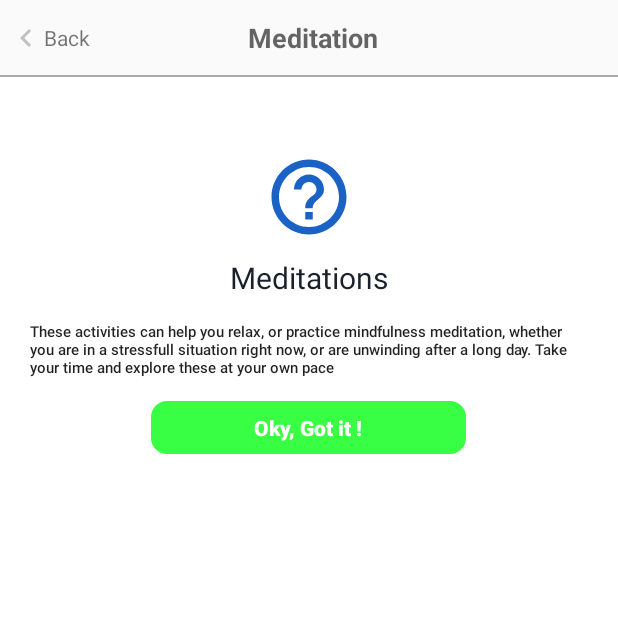
After one commit to prasadkrn83/Serenidad, an Android app: the MeditationHelpActivity screen opened directly, with no data from a screen before it, on a phone screen of 412 x 824 dp, the top half of it. The commit adds this screen. Run offline under Robolectric (Android 15) with nearby library versions, the phone set to English and light mode, and no system bars.

Commit message:
added help screen for Meditation

```diff
--- a/Serenidad/app/src/main/AndroidManifest.xml
+++ b/Serenidad/app/src/main/AndroidManifest.xml
@@ -12,7 +12,10 @@
         android:roundIcon="@mipmap/ic_launcher_round"
         android:supportsRtl="true"
         android:theme="@style/AppTheme">
-        <activity android:name=".MeditationSelectionActivity"
+        <activity android:name=".MeditationHelpActivity"
+            android:theme="@style/AppTheme.NoActionBar"></activity>
+        <activity
+            android:name=".MeditationSelectionActivity"
             android:theme="@style/AppTheme.NoActionBar">
             <intent-filter>
                 <action android:name="android.intent.action.MAIN" />
@@ -22,10 +25,8 @@
         </activity>
         <activity
             android:name=".MeditationActivity"
-            android:theme="@style/AppTheme.NoActionBar">
-
-        </activity>
-        <activity android:name=".ProgressThoughtLogActivity"></activity>
+            android:theme="@style/AppTheme.NoActionBar"></activity>
+        <activity android:name=".ProgressThoughtLogActivity" />
         <activity android:name=".MainActivity" />
         <activity android:name=".ThankfulDiary" />
         <activity android:name=".ThankfulDiaryHelpActivity" />
--- a/Serenidad/app/src/main/java/com/serenidad/MeditationActivity.java
+++ b/Serenidad/app/src/main/java/com/serenidad/MeditationActivity.java
@@ -1,8 +1,11 @@
 package com.serenidad;
 
+import android.content.Intent;
 import android.media.MediaPlayer;
 import android.os.Handler;
 import android.os.Message;
+import android.support.v4.app.FragmentManager;
+import android.support.v4.app.FragmentTransaction;
 import android.support.v7.app.AppCompatActivity;
 import android.os.Bundle;
 import android.util.Log;
@@ -20,6 +23,7 @@ public class MeditationActivity extends AppCompatActivity {
     TextView elapsedTimeLabel;
     TextView remainingTimeLabel;
     ImageButton actionBarBack;
+    ImageButton actionBarForward;
     TextView actionBarBack1;
     MediaPlayer mp;
     int totalTime;
@@ -34,7 +38,34 @@ public class MeditationActivity extends AppCompatActivity {
         remainingTimeLabel = (TextView) findViewById(R.id.remainingTimeLabel);
         actionBarBack = findViewById(R.id.action_bar_back);
         actionBarBack1 = findViewById(R.id.action_bar_back1);
+        actionBarForward = findViewById(R.id.action_bar_forward);
         // Media Player
+
+        actionBarBack.setOnClickListener(new View.OnClickListener() {
+            @Override
+            public void onClick(View v) {
+                Log.d("OnClick pressed", "onbackpressed");
+                onBackPressed();
+            }
+        });
+
+        actionBarBack1.setOnClickListener(new View.OnClickListener() {
+            @Override
+            public void onClick(View v) {
+                onBackPressed();
+            }
+        });
+
+        actionBarForward.setOnClickListener(new View.OnClickListener() {
+
+            @Override
+            public void onClick(View v) {
+                Log.d("Fragment Called", "onclick of meditation");
+                Intent intent = new Intent(getApplicationContext(),MeditationHelpActivity.class);
+                startActivity(intent);
+            }
+        });
+
         int i = getIntent().getIntExtra("meditation",1);
         switch (i){
             case 1: mp = MediaPlayer.create(this, R.raw.dilbar); break;
@@ -158,20 +189,7 @@ public class MeditationActivity extends AppCompatActivity {
             playBtn.setBackgroundResource(R.drawable.play);
         }
 
-        actionBarBack.setOnClickListener(new View.OnClickListener() {
-            @Override
-            public void onClick(View v) {
-                Log.d("OnClick pressed", "onbackpressed");
-                onBackPressed();
-            }
-        });
 
-        actionBarBack1.setOnClickListener(new View.OnClickListener() {
-            @Override
-            public void onClick(View v) {
-                onBackPressed();
-            }
-        });
     }
     @Override
     public void onBackPressed()
--- /dev/null
+++ b/Serenidad/app/src/main/java/com/serenidad/MeditationHelpActivity.java
@@ -0,0 +1,52 @@
+package com.serenidad;
+
+import android.support.v7.app.AppCompatActivity;
+import android.os.Bundle;
+import android.util.Log;
+import android.view.View;
+import android.widget.Button;
+import android.widget.ImageButton;
+import android.widget.TextView;
+
+public class MeditationHelpActivity extends AppCompatActivity {
+    ImageButton actionBarBack;
+    TextView actionBarBack1;
+    Button buttonOk;
+
+    @Override
+    protected void onCreate(Bundle savedInstanceState) {
+        super.onCreate(savedInstanceState);
+        setContentView(R.layout.activity_meditation_help);
+        actionBarBack = findViewById(R.id.action_bar_back);
+        actionBarBack1 = findViewById(R.id.action_bar_back1);
+        buttonOk = findViewById(R.id.btn_help_got);
+        actionBarBack.setOnClickListener(new View.OnClickListener() {
+            @Override
+            public void onClick(View v) {
+                onBackPressed();
+            }
+        });
+
+        actionBarBack1.setOnClickListener(new View.OnClickListener() {
+            @Override
+            public void onClick(View v) {
+                onBackPressed();
+            }
+        });
+        buttonOk.setOnClickListener(new View.OnClickListener() {
+            @Override
+            public void onClick(View v) {
+                onBackPressed();
+            }
+        });
+
+    }
+
+    @Override
+    public void onBackPressed()
+    {
+        Log.d("OnBackPressed Called", "inside onbackpressed");
+        // code here to show dialog
+        super.onBackPressed();  // optional depending on your needs
+    }
+}
--- a/Serenidad/app/src/main/java/com/serenidad/MeditationSelectionActivity.java
+++ b/Serenidad/app/src/main/java/com/serenidad/MeditationSelectionActivity.java
@@ -11,6 +11,7 @@ import android.widget.TextView;
 public class MeditationSelectionActivity extends AppCompatActivity {
     ImageButton actionBarBack;
     TextView actionBarBack1;
+    ImageButton actionBarForward;
     @Override
     protected void onCreate(Bundle savedInstanceState) {
         super.onCreate(savedInstanceState);
@@ -29,6 +30,17 @@ public class MeditationSelectionActivity extends AppCompatActivity {
             @Override
             public void onClick(View v) {
                 onBackPressed();
+            }
+        });
+
+        actionBarForward = findViewById(R.id.action_bar_forward);
+        actionBarForward.setOnClickListener(new View.OnClickListener() {
+
+            @Override
+            public void onClick(View v) {
+                Log.d("Fragment Called", "onclick of meditation");
+                Intent intent = new Intent(getApplicationContext(),MeditationHelpActivity.class);
+                startActivity(intent);
             }
         });
     }
--- /dev/null
+++ b/Serenidad/app/src/main/res/layout/activity_meditation_help.xml
@@ -0,0 +1,151 @@
+<?xml version="1.0" encoding="utf-8"?>
+<LinearLayout xmlns:android="http://schemas.android.com/apk/res/android"
+    xmlns:app="http://schemas.android.com/apk/res-auto"
+    xmlns:tools="http://schemas.android.com/tools"
+    android:layout_width="match_parent"
+    android:layout_height="match_parent"
+    android:orientation="vertical"
+    >
+    <!--tools:context=".help_a"-->
+    <LinearLayout
+
+        android:layout_width="match_parent"
+        android:layout_height="50dp"
+        android:orientation="horizontal">
+
+        <LinearLayout
+            android:gravity="center"
+            android:id="@+id/liner_back"
+            android:layout_width="wrap_content"
+            android:layout_height="match_parent">
+
+            <ImageButton
+                android:layout_marginLeft="5dp"
+                android:layout_width="wrap_content"
+                android:layout_height="match_parent"
+                android:src="@drawable/ic_chevron_left_black_24dp"
+                android:background="@android:color/transparent"
+                android:id="@+id/action_bar_back"
+                />
+
+            <TextView
+                android:id="@+id/action_bar_back1"
+                android:layout_width="wrap_content"
+                android:layout_height="match_parent"
+                android:gravity="center_vertical"
+                android:background="@android:color/transparent"
+                android:text="Back"
+
+                />
+
+
+        </LinearLayout>
+
+
+        <TextView
+            android:layout_gravity="center"
+            android:layout_width="wrap_content"
+            android:layout_height="wrap_content"
+            android:text="Meditation"
+            android:gravity="center_horizontal"
+            android:layout_marginRight="20dp"
+            android:textAppearance="?android:attr/textAppearanceMedium"
+            android:textStyle="bold"
+            android:padding="10dp"
+            android:layout_alignParentTop="true"
+            android:layout_weight="1"
+            />
+
+        <ImageButton
+            android:layout_marginRight="10dp"
+            android:src="@drawable/ic_help_outline_blaack_24dp"
+            android:layout_width="wrap_content"
+            android:layout_height="30dp"
+            android:id="@+id/action_bar_forward"
+            android:layout_gravity="center_vertical"
+            android:background="@android:color/transparent"
+            android:visibility="invisible"
+            android:layout_centerHorizontal="true" />
+
+
+    </LinearLayout>
+
+    <View
+        android:layout_width="match_parent"
+        android:layout_height="1dp"
+        android:background="@android:color/darker_gray"/>
+    <LinearLayout
+        android:layout_width="match_parent"
+        android:layout_height="match_parent"
+        android:background="@android:color/white"
+        android:orientation="vertical">
+
+        <LinearLayout
+            android:layout_width="match_parent"
+            android:layout_height="wrap_content"
+            android:layout_marginTop="50dp"
+            android:gravity="center">
+
+            <ImageView
+                android:layout_width="wrap_content"
+                android:layout_height="wrap_content"
+                android:layout_gravity="center"
+                android:src="@drawable/ic_help_outline_black_24dp" />
+
+        </LinearLayout>
+
+        <LinearLayout
+            android:layout_width="match_parent"
+            android:layout_height="wrap_content"
+            android:layout_marginTop="10dp"
+            android:gravity="center">
+
+            <TextView
+                android:layout_width="wrap_content"
+                android:layout_height="wrap_content"
+                android:layout_gravity="center"
+                android:text="Meditations"
+                android:textColor="#1a212b"
+                android:textSize="20dp" />
+
+        </LinearLayout>
+
+        <LinearLayout
+            android:layout_width="match_parent"
+            android:layout_height="wrap_content"
+            android:layout_gravity="center"
+            android:layout_marginLeft="20dp"
+            android:layout_marginTop="15dp"
+            android:layout_marginRight="20dp">
+
+            <TextView
+                style="@style/TextAppearance.AppCompat.Light.SearchResult.Title"
+                android:layout_width="match_parent"
+                android:layout_height="wrap_content"
+                android:text="These activities can help you relax, or practice mindfulness meditation, whether you are in a stressfull situation right now, or are unwinding after a long day. Take your time and explore these at your own pace"
+                android:textSize="10dp" />
+
+        </LinearLayout>
+
+        <LinearLayout
+            android:layout_width="wrap_content"
+            android:layout_height="wrap_content"
+            android:layout_gravity="center"
+            android:layout_marginTop="15dp">
+
+            <Button
+                android:id="@+id/btn_help_got"
+                android:background="@drawable/btn"
+                android:layout_width="210dp"
+                android:layout_height="35dp"
+                android:backgroundTint="#39FF44"
+                android:text="Oky, Got it !"
+                android:textAllCaps="false"
+                android:textColor="@android:color/white"
+                android:textStyle="bold" />
+
+        </LinearLayout>
+
+    </LinearLayout>
+
+</LinearLayout>
--- a/Serenidad/app/src/main/res/values/strings.xml
+++ b/Serenidad/app/src/main/res/values/strings.xml
@@ -2,4 +2,7 @@
     <string name="app_name">Serenidad</string>
     <string name="title_activity_thankful_diary_help">ThankfulDiaryHelpActivity</string>
     <string name="title_activity_progress_help">ProgressHelpActivity</string>
+
+    <!-- TODO: Remove or change this placeholder text -->
+    <string name="hello_blank_fragment">Hello blank fragment</string>
 </resources>
```
